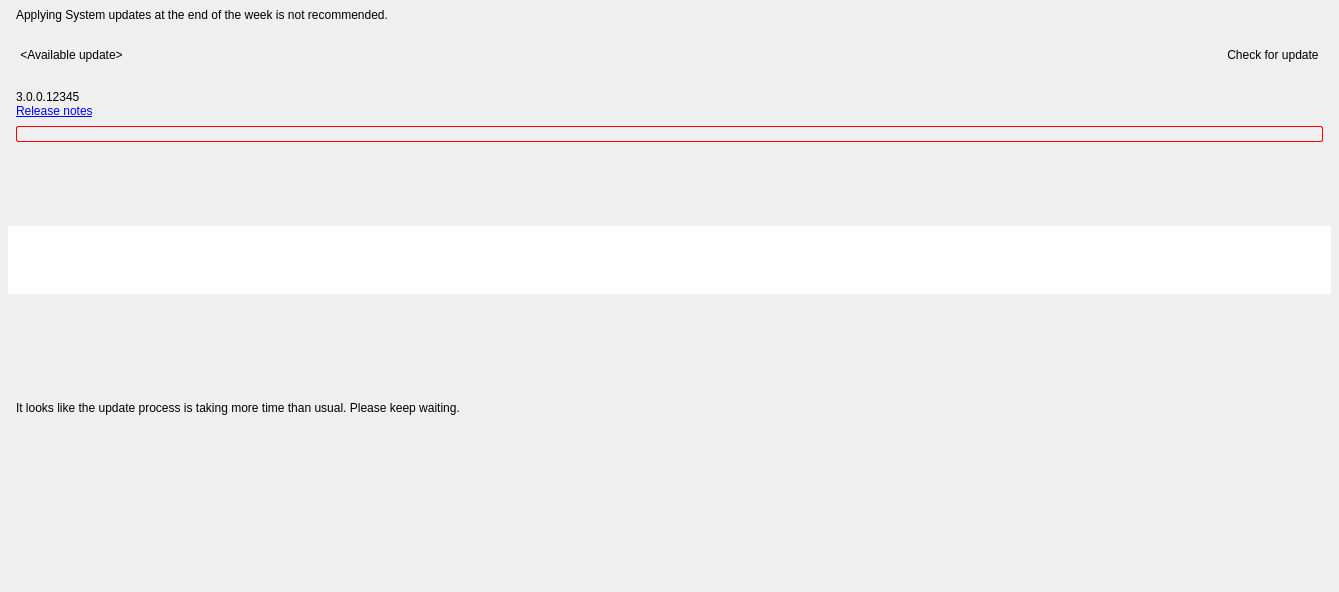
First picture: the form in vms/client/nx_vms_client_desktop/src/nx/vms/client/desktop/system_update/multi_server_updates_widget.ui, repository networkoptix/nx_open, before the edit.
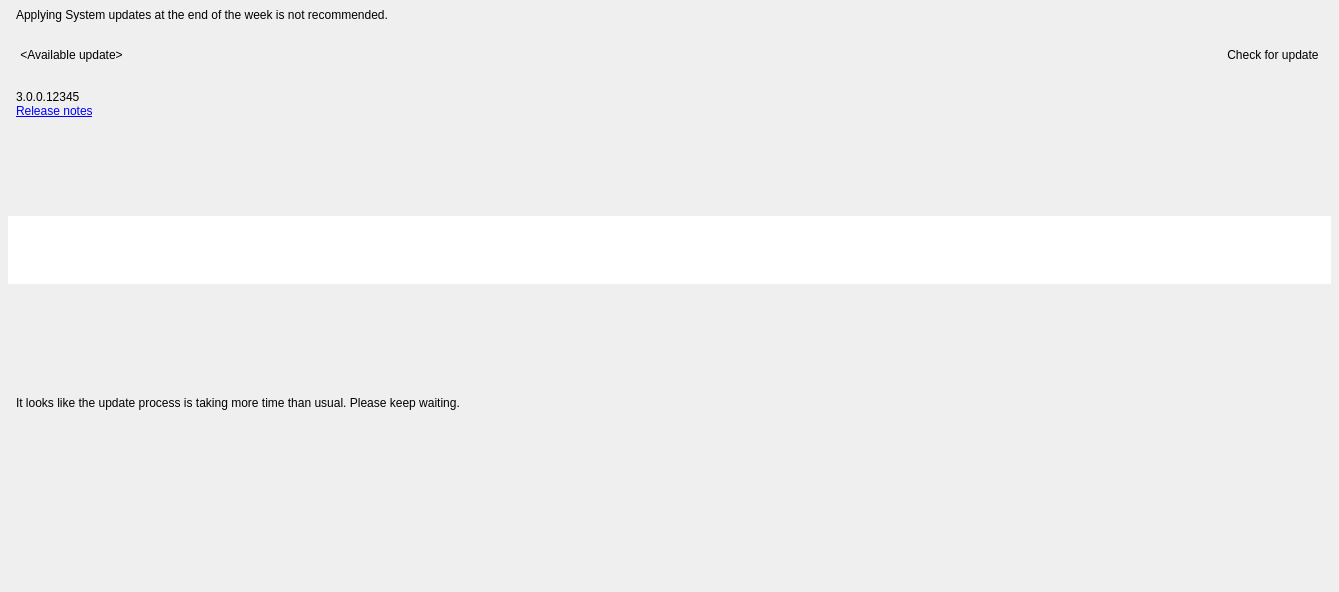
Second picture: the form after the edit. Custom widgets are drawn as their Qt base class.

Commit message:
VMS-12846: Update tab layout fixes
<==== Mercurial data ====>
Branch: vms_4.0_gui

Diff of the .ui file:
```diff
--- a/vms/client/nx_vms_client_desktop/src/nx/vms/client/desktop/system_update/multi_server_updates_widget.ui
+++ b/vms/client/nx_vms_client_desktop/src/nx/vms/client/desktop/system_update/multi_server_updates_widget.ui
@@ -287,10 +287,6 @@
                  <verstretch>0</verstretch>
                 </sizepolicy>
                </property>
-               <property name="styleSheet">
-                <string notr="true">border: 1px solid red;
-border-radius: 2px;</string>
-               </property>
                <property name="text">
                 <string notr="true">&lt;Here will be release description (if not empty)&gt;</string>
                </property>
@@ -592,7 +588,7 @@
        <number>8</number>
       </property>
       <property name="topMargin">
-       <number>16</number>
+       <number>8</number>
       </property>
       <property name="rightMargin">
        <number>8</number>
```
The commit also changes 4 other files.
